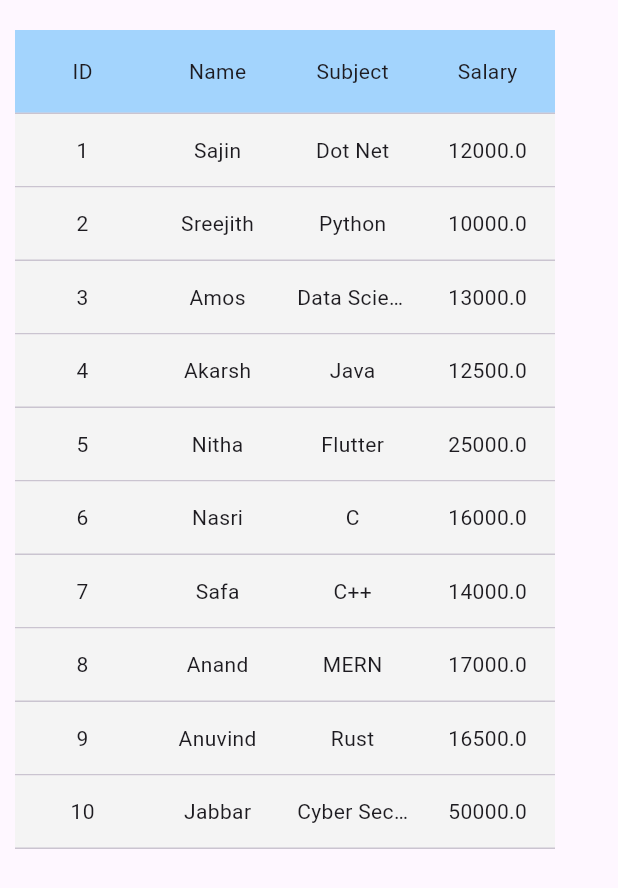
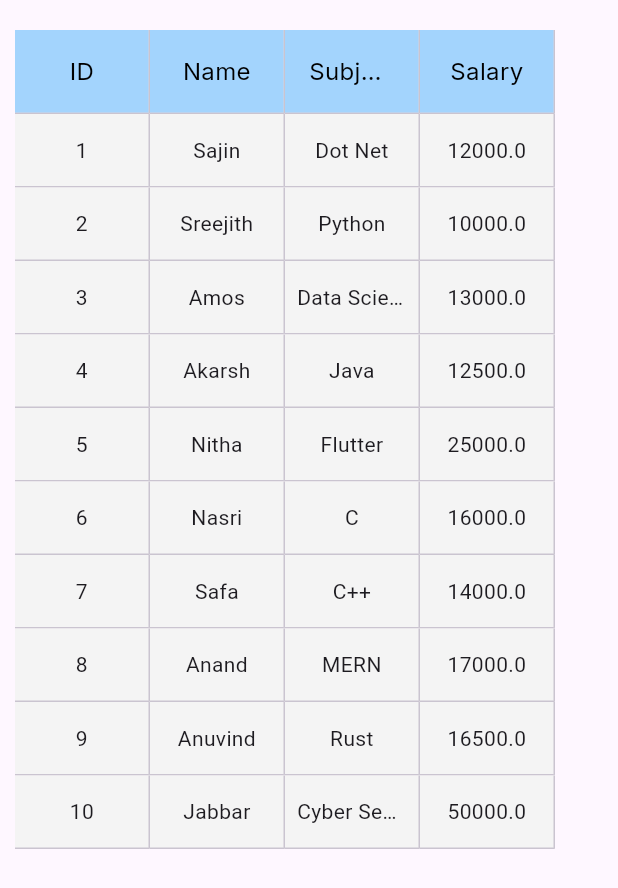
Before and after one commit to najeebnaju512/website_study, a Flutter app: the TeacherDataGrid screen opened directly with empty values, on a phone screen of 412 x 824 dp. Shown: the top 888 px of the screen. Run offline on Flutter 3.47's test engine with Material 3 defaults, Android fonts, the phone set to English and light mode, and no system bars; drawn by our look-alikes of syncfusion_flutter_datagrid; our stand-ins replace dio, get, go_router, google_fonts, shared_preferences, url_strategy; accounts and stored records are empty.

Commit message:
refactored header of grid

```diff
--- a/lib/main.dart
+++ b/lib/main.dart
@@ -39,5 +39,5 @@ class MyApp extends StatelessWidget {
 
 /// Login Credential
 
-//developer.fayizalinp@gmail.com
-//0RneWfb0
+// developer.fayizalinp@gmail.com
+// 0RneWfb0
--- a/lib/screen/teachers/list/responsive/teacher_list_grid.dart
+++ b/lib/screen/teachers/list/responsive/teacher_list_grid.dart
@@ -1,10 +1,10 @@
 import 'package:flutter/material.dart';
-import 'package:nexteons_study_project/utils/color_theme.dart';
 import 'package:syncfusion_flutter_datagrid/datagrid.dart';
 
 import '../../../../model/teacher_list/teacher_model.dart';
 import '../teacher_list_controller.dart';
 import 'widget/converted_teacher_data.dart';
+import 'widget/header_text.dart';
 
 class TeacherDataGrid extends StatefulWidget {
   final TeacherListController controller;
@@ -32,56 +32,26 @@ class TeacherDataGridState extends State<TeacherDataGrid> {
         body: Padding(
           padding: const EdgeInsets.symmetric(vertical: 20, horizontal: 10),
           child: SfDataGrid(
+            gridLinesVisibility: GridLinesVisibility.both,
+            headerGridLinesVisibility: GridLinesVisibility.both,
             allowPullToRefresh: true,
             source: convertedTeacherData,
             columns: [
               GridColumn(
                 columnName: 'id',
-                label: Container(
-                  color: ColorTheme.lightBlue.withOpacity(.5),
-                  padding: const EdgeInsets.symmetric(horizontal: 16.0),
-                  alignment: Alignment.center,
-                  child: const Text(
-                    'ID',
-                    overflow: TextOverflow.ellipsis,
-                  ),
-                ),
+                label: const HeaderContainer(text: 'ID',fontsize: 16,),
               ),
               GridColumn(
                 columnName: 'name',
-                label: Container(
-                  color: ColorTheme.lightBlue.withOpacity(.5),
-                  padding: const EdgeInsets.symmetric(horizontal: 16.0),
-                  alignment: Alignment.center,
-                  child: const Text(
-                    'Name',
-                    overflow: TextOverflow.ellipsis,
-                  ),
-                ),
+                label: const HeaderContainer(text: "Name", fontsize: 16)
               ),
               GridColumn(
                 columnName: 'subject',
-                label: Container(
-                  color: ColorTheme.lightBlue.withOpacity(.5),
-                  padding: const EdgeInsets.symmetric(horizontal: 16.0),
-                  alignment: Alignment.center,
-                  child: const Text(
-                    'Subject',
-                    overflow: TextOverflow.ellipsis,
-                  ),
-                ),
+                label: const HeaderContainer(text: "Subject", fontsize: 16)
               ),
               GridColumn(
                 columnName: 'salary',
-                label: Container(
-                  color: ColorTheme.lightBlue.withOpacity(.5),
-                  padding: const EdgeInsets.symmetric(horizontal: 16.0),
-                  alignment: Alignment.center,
-                  child: const Text(
-                    'Salary',
-                    overflow: TextOverflow.ellipsis,
-                  ),
-                ),
+                label: const HeaderContainer(text: "Salary", fontsize: 16)
               ),
             ],
           ),
--- a/lib/screen/teachers/list/responsive/widget/converted_teacher_data.dart
+++ b/lib/screen/teachers/list/responsive/widget/converted_teacher_data.dart
@@ -25,7 +25,7 @@ class ConvertedTeacherData extends DataGridSource {
   @override
   DataGridRowAdapter? buildRow(DataGridRow row) {
     return DataGridRowAdapter(
-      color: ColorTheme.grey,
+      color: ColorTheme.grey ,
       cells: row.getCells().map<Widget>((datagridcell) {
         return Container(
           padding: const EdgeInsets.symmetric(horizontal: 8.0),
--- /dev/null
+++ b/lib/screen/teachers/list/responsive/widget/header_text.dart
@@ -0,0 +1,30 @@
+import 'package:flutter/material.dart';
+
+import '../../../../../utils/color_theme.dart';
+import '../../../../../utils/text_styles.dart';
+
+class HeaderContainer extends StatelessWidget {
+  const HeaderContainer({
+    super.key,
+    required this.text,
+    required this.fontsize,
+  });
+  final String text;
+  final double fontsize;
+
+  @override
+  Widget build(BuildContext context) {
+    return Container(
+      color: ColorTheme.lightBlue.withOpacity(.5),
+      padding: const EdgeInsets.symmetric(horizontal: 16.0),
+      alignment: Alignment.center,
+      child: Text(
+        text,
+        style: GlTextStyles.interStyl(
+          size: fontsize,
+        ),
+        overflow: TextOverflow.ellipsis,
+      ),
+    );
+  }
+}
```
